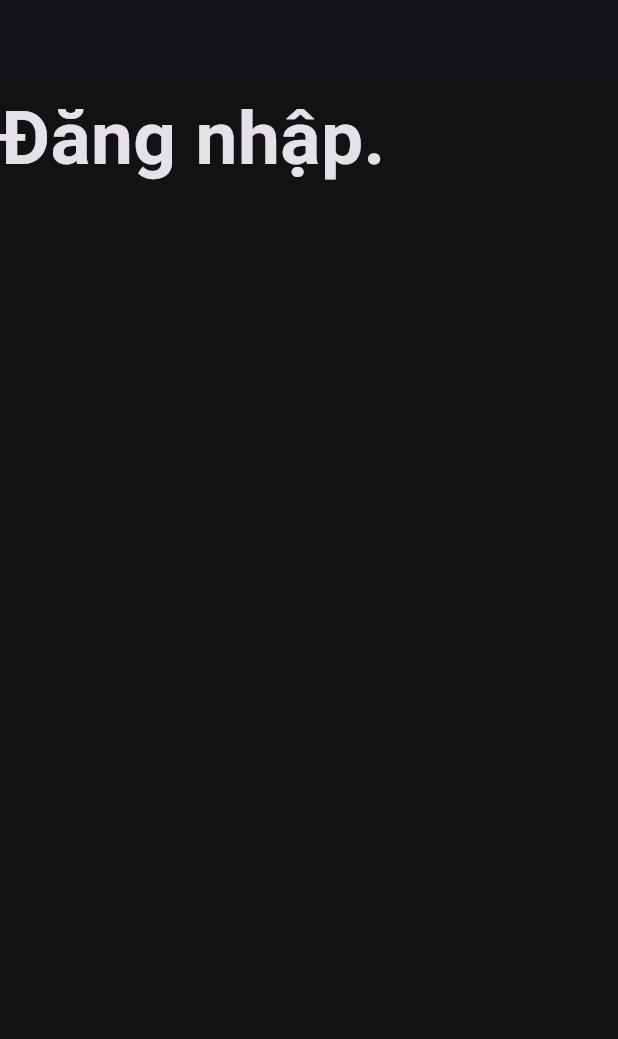
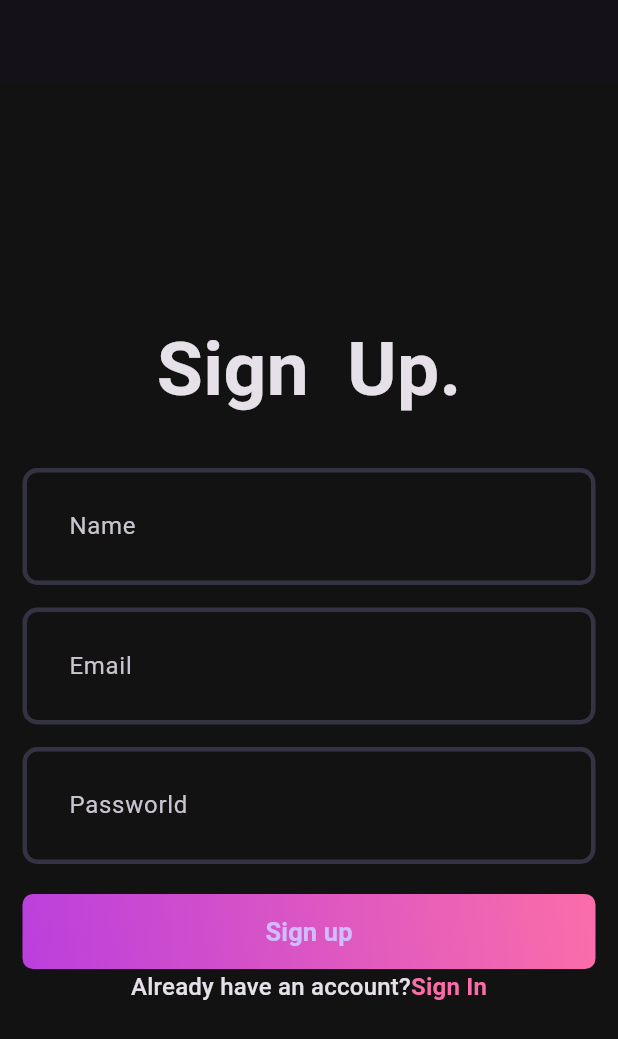
Before and after one commit to leducvu192005/leducvu192005, a Flutter app: the screen it shows after launch, on a phone screen of 412 x 824 dp. Shown: the top 1039 px of the screen. Run offline on Flutter 3.47's test engine with Material 3 defaults, Android fonts, the phone set to English and light mode, and no system bars.

Commit message:
Fix UI for signup page and theme

```diff
--- a/client/lib/features/auth/view/pages/signup_page.dart
+++ b/client/lib/features/auth/view/pages/signup_page.dart
@@ -1,3 +1,6 @@
+import 'package:client/core/theme/app_pallete.dart';
+import 'package:client/features/auth/view/widgets/auth_gradient_button.dart';
+import 'package:client/features/auth/view/widgets/custom_field.dart';
 import 'package:flutter/material.dart';
 
 class SignupPage extends StatefulWidget {
@@ -8,17 +11,73 @@
 }
 
 class _SignupPageState extends State<SignupPage> {
+  final nameController = TextEditingController();
+  final emailController = TextEditingController();
+  final passwordController = TextEditingController();
+  final formKey = GlobalKey<FormState>();
+
   @override
+  void dispose() {
+    nameController.dispose();
+    emailController.dispose();
+    passwordController.dispose();
+    super.dispose();
+    formKey.currentState!.validate();
+  }
+
   Widget build(BuildContext context) {
     return Scaffold(
       appBar: AppBar(),
-      body: Column(
-        children: [
-          const Text(
-            'Đăng nhập.',
-            style: TextStyle(fontSize: 50, fontWeight: FontWeight.bold),
+      body: Padding(
+        padding: const EdgeInsets.all(15.0),
+        child: Form(
+          key: formKey,
+          child: Column(
+            mainAxisAlignment: MainAxisAlignment.center,
+            children: [
+              const Text(
+                'Sign  Up.',
+                style: TextStyle(fontSize: 50, fontWeight: FontWeight.bold),
+              ),
+              const SizedBox(height: 30),
+              CustomField(
+                hintText: 'Name',
+                controller: nameController,
+                isObscureText: true,
+              ),
+
+              const SizedBox(height: 15),
+              CustomField(
+                hintText: 'Email',
+                controller: emailController,
+                isObscureText: true,
+              ),
+              const SizedBox(height: 15),
+              CustomField(
+                hintText: 'Passworld',
+                controller: passwordController,
+                isObscureText: true,
+              ),
+              const SizedBox(height: 20),
+              AuthGradientButton(),
+              RichText(
+                text: TextSpan(
+                  text: 'Already have an account?',
+                  style: Theme.of(context).textTheme.titleMedium,
+                  children: [
+                    TextSpan(
+                      text: 'Sign In',
+                      style: TextStyle(
+                        color: Pallete.gradient2,
+                        fontWeight: FontWeight.bold,
+                      ),
+                    ),
+                  ],
+                ),
+              ),
+            ],
           ),
-        ],
+        ),
       ),
     );
   }
--- /dev/null
+++ b/client/lib/features/auth/view/widgets/auth_gradient_button.dart
@@ -0,0 +1,33 @@
+import 'package:client/core/theme/app_pallete.dart';
+import 'package:flutter/material.dart';
+
+class AuthGradientButton extends StatelessWidget {
+  const AuthGradientButton({super.key});
+
+  @override
+  Widget build(BuildContext context) {
+    return Container(
+      decoration: BoxDecoration(
+        gradient: const LinearGradient(
+          colors: [Pallete.gradient1, Pallete.gradient2],
+          begin: Alignment.bottomLeft,
+          end: Alignment.topRight,
+        ),
+        borderRadius: BorderRadius.circular(7),
+      ),
+
+      child: ElevatedButton(
+        onPressed: () {},
+        style: ElevatedButton.styleFrom(
+          fixedSize: const Size(395, 50),
+          backgroundColor: Pallete.transparentColor,
+          shadowColor: Pallete.transparentColor,
+        ),
+        child: const Text(
+          'Sign up',
+          style: TextStyle(fontSize: 17, fontWeight: FontWeight.w600),
+        ), // Đã thêm const cho widget Text như một thực hành tốt
+      ),
+    );
+  }
+}
--- /dev/null
+++ b/client/lib/features/auth/view/widgets/custom_field.dart
@@ -0,0 +1,29 @@
+import 'package:flutter/material.dart';
+
+class CustomField extends StatelessWidget {
+  final String hintText;
+  final TextEditingController controller;
+  final bool isObscureText;
+  const CustomField({
+    super.key,
+    required this.hintText,
+    required this.controller,
+    this.isObscureText = false,
+  });
+
+  @override
+  Widget build(BuildContext context) {
+    return TextFormField(
+      controller: controller,
+      decoration: InputDecoration(hintText: hintText),
+      validator: (val) {
+        if (val!.trim().isEmpty) {
+          return "$hintText is missing!";
+        }
+        return null;
+      },
+      obscureText: isObscureText,
+      obscuringCharacter: '0',
+    );
+  }
+}
```
Also changed, not shown: client/lib/core/theme/theme.dart (line endings or trailing spaces).
